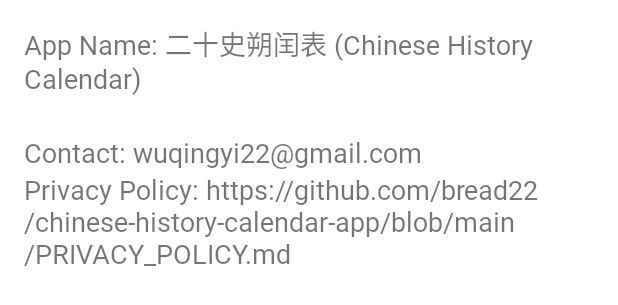
After one commit to bread22/chinese-history-calendar-app, an Android app: the layout activity_about.xml on its own in the app's theme, with its tools: preview values and no code run, on a phone screen of 412 x 824 dp. The commit adds this screen. Shown: the top 305 px of the screen. Run offline under Robolectric (Android 15) with nearby library versions, the phone set to English and light mode, and no system bars.

Commit message:
add about activity

```diff
--- a/app/build.gradle
+++ b/app/build.gradle
@@ -11,8 +11,8 @@ android {
         applicationId "com.wuqingdev.chinesehistorycalendar"
         minSdk 24
         targetSdk 33
-        versionCode 1
-        versionName "1.0"
+        versionCode 2
+        versionName "1.0.1"
 
         testInstrumentationRunner "androidx.test.runner.AndroidJUnitRunner"
     }
--- a/app/src/main/AndroidManifest.xml
+++ b/app/src/main/AndroidManifest.xml
@@ -11,6 +11,9 @@
         android:supportsRtl="true"
         android:theme="@style/Theme.ChineseHistoryCalendar"
         tools:targetApi="31">
+        <activity
+            android:name=".AboutActivity"
+            android:exported="false" />
         <activity
             android:name=".ChineseToCE"
             android:exported="false" />
--- /dev/null
+++ b/app/src/main/res/layout/activity_about.xml
@@ -0,0 +1,35 @@
+<?xml version="1.0" encoding="utf-8"?>
+<LinearLayout xmlns:android="http://schemas.android.com/apk/res/android"
+    xmlns:tools="http://schemas.android.com/tools"
+    android:layout_width="match_parent"
+    android:layout_height="match_parent"
+    android:orientation="vertical"
+    android:padding="16dp"
+    tools:context=".AboutActivity">
+
+    <TextView
+        android:layout_width="wrap_content"
+        android:layout_height="wrap_content"
+        android:text="App Name: 二十史朔闰表 (Chinese History Calendar)"
+        android:textSize="18sp" />
+
+    <TextView
+        android:id="@+id/tv_version"
+        android:layout_width="wrap_content"
+        android:layout_height="wrap_content"
+        android:textSize="18sp" />
+
+    <TextView
+        android:layout_width="wrap_content"
+        android:layout_height="wrap_content"
+        android:text="Contact: wuqingyi22@gmail.com"
+        android:textSize="18sp" />
+
+    <TextView
+        android:id="@+id/tv_privacy_policy"
+        android:layout_width="wrap_content"
+        android:layout_height="wrap_content"
+        android:text="Privacy Policy: https://github.com/bread22/chinese-history-calendar-app/blob/main/PRIVACY_POLICY.md"
+        android:textSize="18sp" />
+
+</LinearLayout>
--- a/app/src/main/res/values/strings.xml
+++ b/app/src/main/res/values/strings.xml
@@ -10,4 +10,5 @@
     <string name="cMonth_hint">月</string>
     <string name="cDay_hint">日</string>
     <string name="cDayGanzhi_hint">干支(日)</string>
+    <string name="action_about">About</string>
 </resources>
--- a/build.gradle
+++ b/build.gradle
@@ -1,6 +1,6 @@
 // Top-level build file where you can add configuration options common to all sub-projects/modules.
 plugins {
-    id 'com.android.application' version '7.4.2' apply false
-    id 'com.android.library' version '7.4.2' apply false
+    id 'com.android.application' version '8.0.1' apply false
+    id 'com.android.library' version '8.0.1' apply false
     id 'org.jetbrains.kotlin.android' version '1.8.21' apply false
 }
--- a/gradle.properties
+++ b/gradle.properties
@@ -21,3 +21,6 @@ kotlin.code.style=official
 # resources declared in the library itself and none from the library's dependencies,
 # thereby reducing the size of the R class for that library
 android.nonTransitiveRClass=true
+android.defaults.buildfeatures.buildconfig=true
+android.nonFinalResIds=false
+org.gradle.unsafe.configuration-cache=true
```
Also changed, not shown: app/src/main/java/com/wuqingdev/chinesehistorycalendar/AboutActivity.kt (added, +24 -0 lines), app/src/main/java/com/wuqingdev/chinesehistorycalendar/MainActivity.kt (+17 -0 lines), app/src/main/res/menu/main_menu.xml (added, +9 -0 lines), gradle/wrapper/gradle-wrapper.properties, 1 other file.
